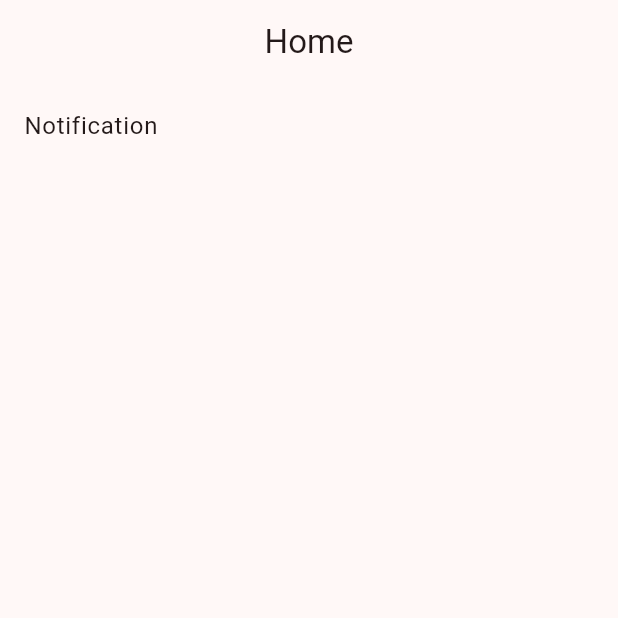
After one commit to adlerbn/reminder-flutter, a Flutter app: the screen it shows after launch, on a phone screen of 412 x 824 dp, the top half of it. The commit adds this screen. Run offline on Flutter 3.47's test engine with Material 3 defaults, Android fonts, the phone set to English and light mode, and no system bars; our stand-ins replace awesome_notifications.

Commit message:
refactor codes

```diff
--- /dev/null
+++ b/lib/application/app.dart
@@ -0,0 +1,67 @@
+import 'package:awesome_notifications/awesome_notifications.dart';
+import 'package:flutter/material.dart';
+import 'package:reminder/pages/home_page.dart';
+import 'package:reminder/pages/notification_page.dart';
+import 'package:reminder/service/notification_controller.dart';
+
+class App extends StatefulWidget {
+  static final GlobalKey<NavigatorState> navigatorKey =
+      GlobalKey<NavigatorState>();
+
+  const App({super.key});
+
+  @override
+  State<App> createState() => _AppState();
+}
+
+class _AppState extends State<App> {
+  @override
+  void initState() {
+    // Only after at least the action method is set, the notification events are delivered
+    AwesomeNotifications().setListeners(
+      onActionReceivedMethod: NotificationController.onActionReceivedMethod,
+      onNotificationCreatedMethod:
+          NotificationController.onNotificationCreatedMethod,
+      onNotificationDisplayedMethod:
+          NotificationController.onNotificationDisplayedMethod,
+      onDismissActionReceivedMethod:
+          NotificationController.onDismissActionReceivedMethod,
+    );
+
+    super.initState();
+  }
+
+  @override
+  Widget build(BuildContext context) {
+    return MaterialApp(
+      // The navigator key is necessary to allow to navigate through static methods
+      navigatorKey: App.navigatorKey,
+      theme: ThemeData(
+        useMaterial3: true,
+        colorSchemeSeed: Colors.redAccent,
+      ),
+      darkTheme: ThemeData(
+        useMaterial3: true,
+        brightness: Brightness.dark,
+        colorSchemeSeed: Colors.redAccent,
+      ),
+      initialRoute: '/',
+      onGenerateRoute: (settings) {
+        switch (settings.name) {
+          case '/':
+            return MaterialPageRoute(builder: (context) => const HomePage());
+
+          case '/notification-page':
+            return MaterialPageRoute(builder: (context) {
+              final receivedAction = settings.arguments as ReceivedAction?;
+              return NotificationPage(receivedAction: receivedAction);
+            });
+
+          default:
+            assert(false, 'Page ${settings.name} not found');
+            return null;
+        }
+      },
+    );
+  }
+}
--- /dev/null
+++ b/lib/pages/home_page.dart
@@ -0,0 +1,23 @@
+import 'package:flutter/material.dart';
+
+class HomePage extends StatelessWidget {
+  const HomePage({super.key});
+
+  @override
+  Widget build(BuildContext context) {
+    return Scaffold(
+      appBar: AppBar(
+        title: const Text("Home"),
+        centerTitle: true,
+      ),
+      body: ListView(
+        children: [
+          ListTile(
+            onTap: () => Navigator.of(context).pushNamed('/notification-page'),
+            title: Text("Notification"),
+          ),
+        ],
+      ),
+    );
+  }
+}
--- /dev/null
+++ b/lib/service/notification_controller.dart
@@ -0,0 +1,39 @@
+import 'package:awesome_notifications/awesome_notifications.dart';
+import 'package:reminder/application/app.dart';
+
+class NotificationController {
+  /// Use this method to detect when a new notification or a schedule is created
+  @pragma("vm:entry-point")
+  static Future<void> onNotificationCreatedMethod(
+      ReceivedNotification receivedNotification) async {
+    // Your code goes here
+  }
+
+  /// Use this method to detect every time that a new notification is displayed
+  @pragma("vm:entry-point")
+  static Future<void> onNotificationDisplayedMethod(
+      ReceivedNotification receivedNotification) async {
+    // Your code goes here
+  }
+
+  /// Use this method to detect if the user dismissed a notification
+  @pragma("vm:entry-point")
+  static Future<void> onDismissActionReceivedMethod(
+      ReceivedAction receivedAction) async {
+    // Your code goes here
+  }
+
+  /// Use this method to detect when the user taps on a notification or action button
+  @pragma("vm:entry-point")
+  static Future<void> onActionReceivedMethod(
+      ReceivedAction receivedAction) async {
+    // Your code goes here
+
+    // Navigate into pages, avoiding to open the notification details page over another details page already opened
+    App.navigatorKey.currentState?.pushNamedAndRemoveUntil(
+      '/notification-page',
+      (route) => (route.settings.name != '/notification-page') || route.isFirst,
+      arguments: receivedAction,
+    );
+  }
+}
--- a/pubspec.yaml
+++ b/pubspec.yaml
@@ -11,9 +11,9 @@ dependencies:
   flutter:
     sdk: flutter
 
-  awesome_notifications_core: ^0.9.3
-  awesome_notifications: ^0.9.3+1
-  flutter_timezone: ^2.0.1
+  awesome_notifications_core: any
+  awesome_notifications: any
+  flutter_timezone: ^2.1.0
   cupertino_icons: ^1.0.8
   timezone: ^0.9.4
 
```
Also changed, not shown: lib/main.dart (+19 -20 lines), lib/pages/notification_page.dart (renamed from lib/notification_page.dart, +11 -3 lines), lib/service/notification_manager.dart (renamed from lib/notification_manager.dart, +12 -9 lines), pubspec.lock, 1 other file.
